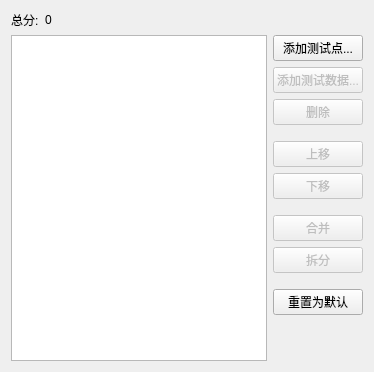
Before: the Qt Designer form src/configure/testcase/testcasetabwidget.ui in sxyzccr/CCR-Plus, drawn with Qt 5.
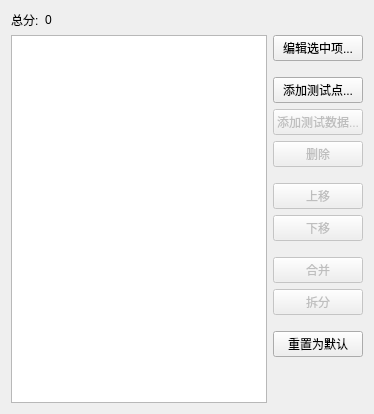
After: the same form once the commit is applied. Custom widgets are drawn as their Qt base class.

Commit message: Add edit selection button

What changed in the file:
```diff
--- a/src/configure/testcase/testcasetabwidget.ui
+++ b/src/configure/testcase/testcasetabwidget.ui
@@ -36,7 +36,7 @@
      </property>
     </widget>
    </item>
-   <item row="1" column="0" rowspan="12" colspan="3">
+   <item row="1" column="0" rowspan="14" colspan="3">
     <widget class="TestCaseTable" name="tableWidget">
      <property name="styleSheet">
       <string notr="true">QHeaderView
@@ -88,6 +88,29 @@
     </widget>
    </item>
    <item row="1" column="3">
+    <widget class="QPushButton" name="pushButton_edit">
+     <property name="text">
+      <string>编辑选中项...</string>
+     </property>
+    </widget>
+   </item>
+   <item row="2" column="3">
+    <spacer name="verticalSpacer">
+     <property name="orientation">
+      <enum>Qt::Vertical</enum>
+     </property>
+     <property name="sizeType">
+      <enum>QSizePolicy::Fixed</enum>
+     </property>
+     <property name="sizeHint" stdset="0">
+      <size>
+       <width>20</width>
+       <height>10</height>
+      </size>
+     </property>
+    </spacer>
+   </item>
+   <item row="3" column="3">
     <widget class="QPushButton" name="pushButton_addTestCase">
      <property name="focusPolicy">
       <enum>Qt::TabFocus</enum>
@@ -97,7 +120,7 @@
      </property>
     </widget>
    </item>
-   <item row="2" column="3">
+   <item row="4" column="3">
     <widget class="QPushButton" name="pushButton_addSubTestCase">
      <property name="enabled">
       <bool>false</bool>
@@ -110,7 +133,7 @@
      </property>
     </widget>
    </item>
-   <item row="3" column="3">
+   <item row="5" column="3">
     <widget class="QPushButton" name="pushButton_delete">
      <property name="enabled">
       <bool>false</bool>
@@ -123,7 +146,7 @@
      </property>
     </widget>
    </item>
-   <item row="4" column="3">
+   <item row="6" column="3">
     <spacer name="verticalSpacer_1">
      <property name="orientation">
       <enum>Qt::Vertical</enum>
@@ -139,7 +162,7 @@
      </property>
     </spacer>
    </item>
-   <item row="5" column="3">
+   <item row="7" column="3">
     <widget class="QPushButton" name="pushButton_up">
      <property name="enabled">
       <bool>false</bool>
@@ -152,7 +175,7 @@
      </property>
     </widget>
    </item>
-   <item row="6" column="3">
+   <item row="8" column="3">
     <widget class="QPushButton" name="pushButton_down">
      <property name="enabled">
       <bool>false</bool>
@@ -165,7 +188,7 @@
      </property>
     </widget>
    </item>
-   <item row="7" column="3">
+   <item row="9" column="3">
     <spacer name="verticalSpacer_2">
      <property name="orientation">
       <enum>Qt::Vertical</enum>
@@ -181,7 +204,7 @@
      </property>
     </spacer>
    </item>
-   <item row="8" column="3">
+   <item row="10" column="3">
     <widget class="QPushButton" name="pushButton_merge">
      <property name="enabled">
       <bool>false</bool>
@@ -194,7 +217,7 @@
      </property>
     </widget>
    </item>
-   <item row="9" column="3">
+   <item row="11" column="3">
     <widget class="QPushButton" name="pushButton_split">
      <property name="enabled">
       <bool>false</bool>
@@ -207,7 +230,7 @@
      </property>
     </widget>
    </item>
-   <item row="10" column="3">
+   <item row="12" column="3">
     <spacer name="verticalSpacer_3">
      <property name="orientation">
       <enum>Qt::Vertical</enum>
@@ -223,7 +246,7 @@
      </property>
     </spacer>
    </item>
-   <item row="11" column="3">
+   <item row="13" column="3">
     <widget class="QPushButton" name="pushButton_reset">
      <property name="focusPolicy">
       <enum>Qt::TabFocus</enum>
@@ -233,7 +256,7 @@
      </property>
     </widget>
    </item>
-   <item row="12" column="3">
+   <item row="14" column="3">
     <spacer name="verticalSpacer_4">
      <property name="orientation">
       <enum>Qt::Vertical</enum>
```
The commit also changes 7 other files.
